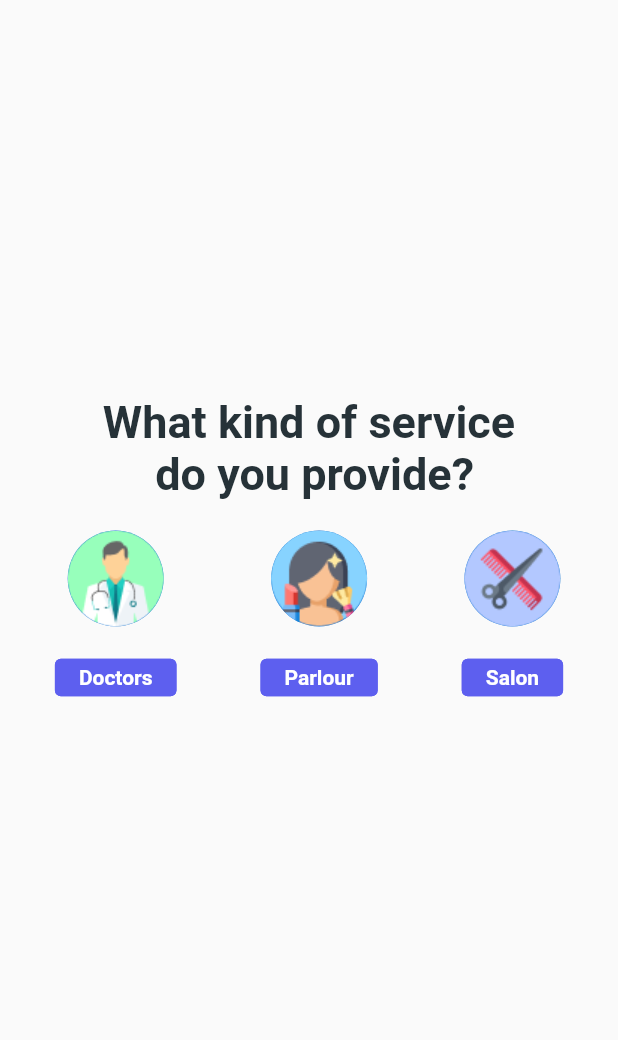
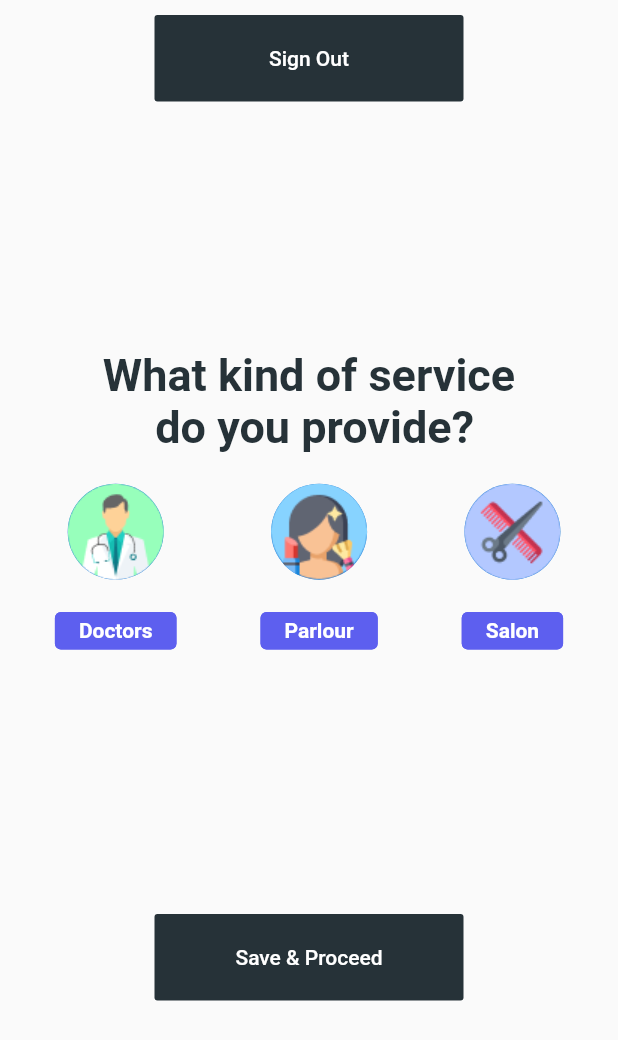
Before and after one commit to Sounmay/Prayas-Booking-App-Service, a Flutter app: the screen it shows once a user with an empty profile is signed in, after a tap on "Doctors", on a phone screen of 412 x 824 dp. Shown: the top 1040 px of the screen. Run offline on Flutter 3.47's test engine with Material 2 defaults, Android fonts, the phone set to English and light mode, and no system bars; our stand-ins replace cloud_firestore, firebase_auth, firebase_core; accounts and stored records are empty; Roboto replaces fonts that are missing (Montserrat).

Commit message:
Sounmay. Routing done.

```diff
--- a/lib/Screens/ServiceKind.dart
+++ b/lib/Screens/ServiceKind.dart
@@ -8,6 +8,7 @@ class ServiceKind extends StatefulWidget {
 
 class _ServiceKindState extends State<ServiceKind> {
   @override
+  int choice=0;
   Widget build(BuildContext context) {
     return Scaffold(
         body: SafeArea(
@@ -15,8 +16,23 @@ class _ServiceKindState extends State<ServiceKind> {
           child: Container(
         child: Column(
           children: [
+            SizedBox(height: 10.0,),
+            FlatButton(
+                onPressed: (){
+                  FirebaseAuth.instance.signOut();
+                },
+                child: Container(
+                    height: MediaQuery.of(context).size.height * 0.07,
+                    width: MediaQuery.of(context).size.width * 0.5,
+                    decoration: BoxDecoration(
+                      color: Color(0xFF263238),
+                      borderRadius: BorderRadius.circular(2.0),
+                    ),
+                    child: Center(child: Text("Sign Out", style: TextStyle(color: Colors.white),),)
+                )
+            ),
             SizedBox(
-              height: MediaQuery.of(context).size.height * 0.32,
+              height: MediaQuery.of(context).size.height * 0.20,
             ),
             Center(
               child: Container(
@@ -42,8 +58,10 @@ class _ServiceKindState extends State<ServiceKind> {
                 mainAxisAlignment: MainAxisAlignment.spaceBetween,
                 children: <Widget>[
                   FlatButton(
+                    splashColor: Colors.blue,
+                    highlightColor: Colors.blue,
                     onPressed: () {
-                      FirebaseAuth.instance.signOut();
+                      choice=1;
                     },
                     child: Column(
                       children: <Widget>[
@@ -72,13 +90,17 @@ class _ServiceKindState extends State<ServiceKind> {
                                   color: Color(0xFF5D5FEF),
                                   width: 1,
                                   style: BorderStyle.solid)),
-                          onPressed: () {},
+                          onPressed: () {
+                            choice=1;
+                          },
                         ),
                       ],
                     ),
                   ),
                   FlatButton(
-                    onPressed: () {},
+                    onPressed: () {
+                      choice=2;
+                    },
                     child: Column(
                       children: <Widget>[
                         CircleAvatar(
@@ -106,13 +128,17 @@ class _ServiceKindState extends State<ServiceKind> {
                                   color: Color(0xFF5D5FEF),
                                   width: 1,
                                   style: BorderStyle.solid)),
-                          onPressed: () {},
+                          onPressed: () {
+                            choice=2;
+                          },
                         ),
                       ],
                     ),
                   ),
                   FlatButton(
-                    onPressed: () {},
+                    onPressed: () {
+                      choice=3;
+                    },
                     child: Column(
                       children: <Widget>[
                         CircleAvatar(
@@ -140,7 +166,9 @@ class _ServiceKindState extends State<ServiceKind> {
                                   color: Color(0xFF5D5FEF),
                                   width: 1,
                                   style: BorderStyle.solid)),
-                          onPressed: () {},
+                          onPressed: () {
+                            choice=3;
+                          },
                         ),
                       ],
                     ),
@@ -148,6 +176,28 @@ class _ServiceKindState extends State<ServiceKind> {
                 ],
               ),
             ),
+            SizedBox(
+              height: MediaQuery.of(context).size.height * 0.2,
+            ),
+            FlatButton(
+                onPressed: (){
+                  if(choice==1)
+                    Navigator.pushNamed(context, '/doctorlocation');
+                  else if(choice==2)
+                    Navigator.pushNamed(context, '/parlourlocation');
+                  else if(choice==3)
+                    Navigator.pushNamed(context, '/salonlocation');
+                },
+                child: Container(
+                    height: MediaQuery.of(context).size.height * 0.07,
+                    width: MediaQuery.of(context).size.width * 0.5,
+                    decoration: BoxDecoration(
+                      color: Color(0xFF263238),
+                      borderRadius: BorderRadius.circular(2.0),
+                    ),
+                    child: Center(child: Text("Save & Proceed", style: TextStyle(color: Colors.white),),)
+                )
+            )
           ],
         ),
       )),
--- a/lib/main.dart
+++ b/lib/main.dart
@@ -7,6 +7,9 @@ import 'package:freelance_booking_app_service/Screens/SplashScreen.dart';
 import 'package:freelance_booking_app_service/Screens/Wrapper.dart';
 import 'package:freelance_booking_app_service/Widgets/Login.dart';
 import 'package:provider/provider.dart';
+import 'package:freelance_booking_app_service/Screens/DoctorLocation.dart';
+import 'package:freelance_booking_app_service/Screens/ParlourLocation.dart';
+import 'package:freelance_booking_app_service/Screens/SalonLocation.dart';
 
 void main() async {
   WidgetsFlutterBinding.ensureInitialized();
@@ -28,7 +31,10 @@ class MyApp extends StatelessWidget {
           '/': (context) => SplashScreen(),
           '/wrapper': (context) => Wrapper(),
           '/login': (context) => Login(),
-          '/servicekind': (context) => ServiceKind()
+          '/servicekind': (context) => ServiceKind(),
+          '/doctorlocation': (context) => DoctorLocation(),
+          '/parlourlocation': (context) => ParlourLocation(),
+          '/salonlocation': (context) => SalonLocation(),
         },
       ),
     );
```
Also changed, not shown: lib/Screens/DoctorLocation.dart (added, +18 -0 lines), lib/Screens/ParlourLocation.dart (added, +18 -0 lines), lib/Screens/SalonLocation.dart (added, +18 -0 lines).
